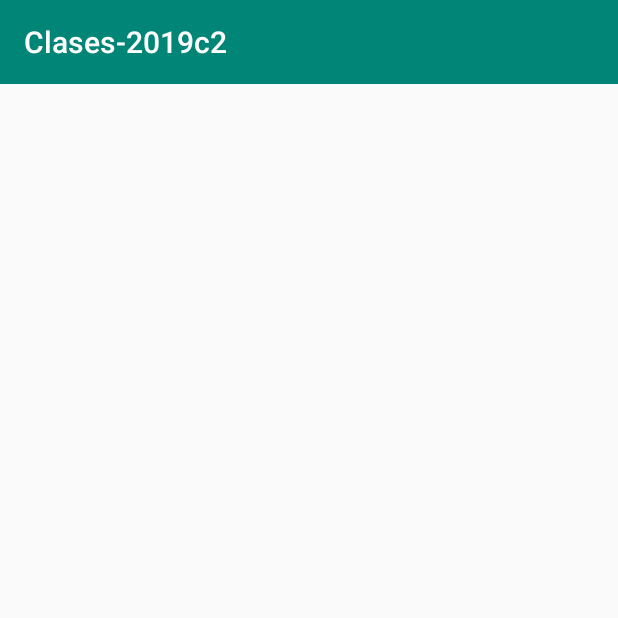
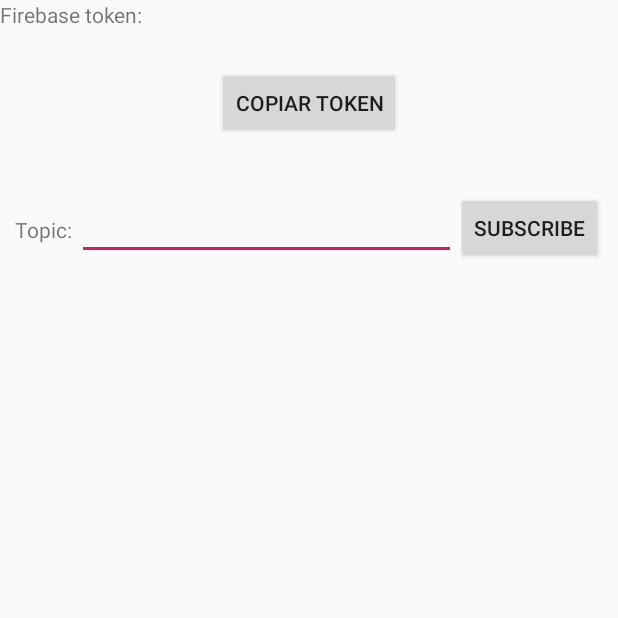
Before and after one commit to UTN-FRBA-Mobile/Clases-2019c2, an Android app: the screen it shows after launch (MainActivity), on a phone screen of 412 x 824 dp, the top half of it. Run offline under Robolectric (Android 15) with nearby library versions, the phone set to English and light mode, and no system bars.

Commit message:
Clase 09-Demo

```diff
--- a/app/src/main/java/ar/edu/utn/frba/mobile/clases_2019c2/MainActivity.kt
+++ b/app/src/main/java/ar/edu/utn/frba/mobile/clases_2019c2/MainActivity.kt
@@ -1,7 +1,13 @@
 package ar.edu.utn.frba.mobile.clases_2019c2
 
+import android.content.ClipData
+import android.content.ClipboardManager
+import android.content.Context
+import androidx.appcompat.app.AppCompatActivity
 import android.os.Bundle
-import androidx.appcompat.app.AppCompatActivity
+import android.view.View
+import android.widget.Toast
+import com.google.firebase.messaging.FirebaseMessaging
 import kotlinx.android.synthetic.main.activity_main.*
 
 class MainActivity : AppCompatActivity() {
@@ -9,6 +15,41 @@ class MainActivity : AppCompatActivity() {
     override fun onCreate(savedInstanceState: Bundle?) {
         super.onCreate(savedInstanceState)
         setContentView(R.layout.activity_main)
-        setSupportActionBar(toolbar)
+
+        setFirebaseTokenInView()
+
+        reloadButton.setOnClickListener { setFirebaseTokenInView() }
+
+        copyButton.setOnClickListener { copyTokenToClipboard() }
+
+        subscribeButton.setOnClickListener { subscribeToTopic() }
+    }
+
+    private fun setFirebaseTokenInView() {
+        val firebaseTokenText = MyPreferences.getFirebaseToken(this)
+
+        if (firebaseToken != null) {
+            firebaseToken.setText(firebaseTokenText)
+            reloadButton.visibility = View.GONE
+            copyButton.visibility = View.VISIBLE
+            topicContainer.visibility = View.VISIBLE
+        } else {
+            copyButton.visibility = View.GONE
+            topicContainer.visibility = View.GONE
+            reloadButton.visibility = View.VISIBLE
+        }
+    }
+
+    private fun subscribeToTopic() {
+        val topicText = topic.text.toString()
+        FirebaseMessaging.getInstance().subscribeToTopic(topicText)
+        Toast.makeText(this, "Subscripto a $topicText", Toast.LENGTH_SHORT).show()
+        topic.setText("")
+    }
+
+    fun copyTokenToClipboard() {
+        val clipboard = getSystemService(Context.CLIPBOARD_SERVICE) as ClipboardManager
+        val clip = ClipData.newPlainText("Firebase token", firebaseToken.text)
+        clipboard.primaryClip = clip
     }
 }
--- /dev/null
+++ b/app/src/main/java/ar/edu/utn/frba/mobile/clases_2019c2/MyPreferences.kt
@@ -0,0 +1,27 @@
+package ar.edu.utn.frba.mobile.clases_2019c2
+
+import android.content.Context
+import android.content.SharedPreferences
+
+object MyPreferences {
+    private val PREF_NAME = "PREF_NAME"
+    private val FIREBASE_TOKEN = "FIREBASE_TOKEN"
+
+    fun getFirebaseToken(context: Context): String? {
+        return getPreferences(context).getString(FIREBASE_TOKEN, null)
+    }
+
+    fun setFirebaseToken(context: Context, token: String) {
+        val editor = getPreferencesEditor(context)
+        editor.putString(FIREBASE_TOKEN, token)
+        editor.apply()
+    }
+
+    private fun getPreferencesEditor(context: Context): SharedPreferences.Editor {
+        return getPreferences(context).edit()
+    }
+
+    private fun getPreferences(context: Context): SharedPreferences {
+        return context.getSharedPreferences(PREF_NAME, Context.MODE_PRIVATE)
+    }
+}
--- a/app/src/main/res/layout/activity_main.xml
+++ b/app/src/main/res/layout/activity_main.xml
@@ -1,21 +1,70 @@
 <?xml version="1.0" encoding="utf-8"?>
-<LinearLayout
-    xmlns:android="http://schemas.android.com/apk/res/android"
-    xmlns:app="http://schemas.android.com/apk/res-auto"
+<LinearLayout xmlns:android="http://schemas.android.com/apk/res/android"
     xmlns:tools="http://schemas.android.com/tools"
     android:layout_width="match_parent"
     android:layout_height="match_parent"
-    android:orientation="vertical"
-    tools:context=".MainActivity">
-    <androidx.appcompat.widget.Toolbar android:id="@+id/toolbar"
-        app:theme="@style/ThemeOverlay.AppCompat.Dark.ActionBar"
-        android:background="?attr/colorPrimary"
+    tools:context=".MainActivity"
+    android:orientation="vertical">
+
+    <LinearLayout
         android:layout_width="match_parent"
-        android:layout_height="wrap_content" />
+        android:layout_height="wrap_content"
+        android:layout_marginBottom="25dp"
+        android:orientation="horizontal">
+        <TextView
+            android:layout_width="wrap_content"
+            android:layout_height="wrap_content"
+            android:text="Firebase token: " />
 
-    <FrameLayout android:id="@+id/fragmentContainer"
+        <TextView
+            android:id="@+id/firebaseToken"
+            android:layout_width="wrap_content"
+            android:layout_height="wrap_content"
+            android:text="..." />
+    </LinearLayout>
+
+    <androidx.appcompat.widget.AppCompatButton
+        android:id="@+id/copyButton"
+        android:visibility="gone"
+        android:layout_width="wrap_content"
+        android:layout_height="wrap_content"
+        android:layout_gravity="center_horizontal"
+        android:layout_marginBottom="25dp"
+        android:text="Copiar Token"/>
+
+    <androidx.appcompat.widget.AppCompatButton
+        android:id="@+id/reloadButton"
+        android:visibility="visible"
+        android:layout_width="wrap_content"
+        android:layout_height="wrap_content"
+        android:layout_gravity="center_horizontal"
+        android:layout_marginBottom="25dp"
+        android:text="Recargar"/>
+
+    <RelativeLayout
+        android:id="@+id/topicContainer"
         android:layout_width="match_parent"
-        android:layout_height="0dp"
-        android:layout_weight="1" />
+        android:layout_height="wrap_content"
+        android:layout_margin="10dp">
+        <TextView
+            android:id="@+id/topicLabel"
+            android:layout_width="wrap_content"
+            android:layout_height="50dp"
+            android:gravity="center_vertical"
+            android:layout_alignParentStart="true"
+            android:text="Topic: " />
+        <EditText
+            android:id="@+id/topic"
+            android:layout_width="match_parent"
+            android:layout_height="wrap_content"
+            android:layout_toEndOf="@id/topicLabel"
+            android:layout_toStartOf="@+id/subscribeButton"/>
+        <androidx.appcompat.widget.AppCompatButton
+            android:id="@+id/subscribeButton"
+            android:layout_width="wrap_content"
+            android:layout_height="wrap_content"
+            android:layout_alignParentRight="true"
+            android:text="Subscribe"/>
+    </RelativeLayout>
 
 </LinearLayout>
```
Also changed, not shown: app/build.gradle (+8 -2 lines), app/src/main/AndroidManifest.xml (+15 -0 lines), app/src/main/java/ar/edu/utn/frba/mobile/clases_2019c2/firebase/MyFirebaseMessagingService.kt (added, +72 -0 lines), app/src/main/res/drawable-anydpi-v24/ic_notification.xml (added, +13 -0 lines), build.gradle (+3 -4 lines), app/src/main/res/drawable-hdpi/ic_notification.png (added), app/src/main/res/drawable-mdpi/ic_notification.png (added), app/src/main/res/drawable-xhdpi/ic_notification.png (added), app/src/main/res/drawable-xxhdpi/ic_notification.png (added).
